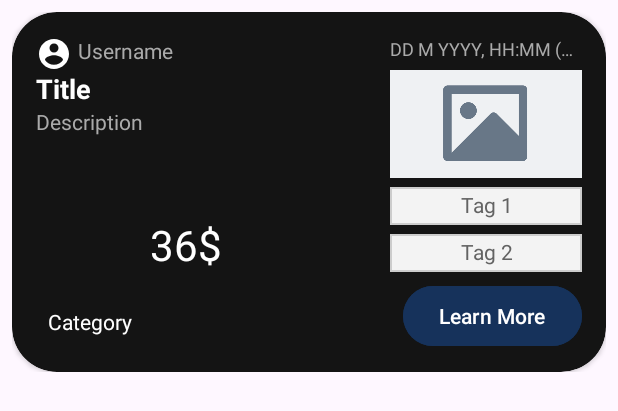
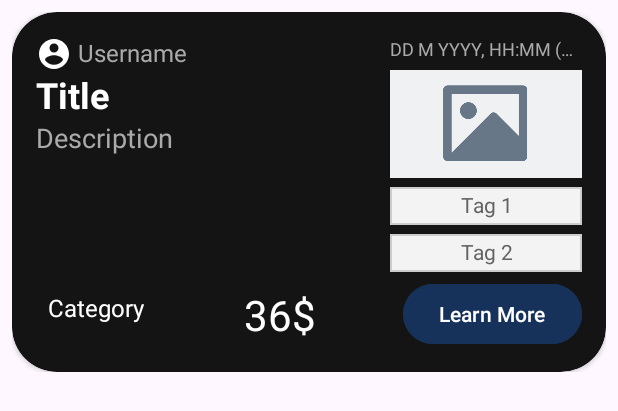
Before and after one commit to HachemJ/Taskify, an Android app: the layout post_item.xml on its own in the app's theme, with its tools: preview values and no code run, on a phone screen of 412 x 824 dp. Shown: the top 411 px of the screen. Run offline under Robolectric (Android 15) with nearby library versions, the phone set to English and light mode, and no system bars.

Commit message:
Fixes in post item layout

```diff
--- a/app/src/main/res/layout/post_item.xml
+++ b/app/src/main/res/layout/post_item.xml
@@ -99,7 +99,7 @@
                 android:ellipsize="end"
                 android:maxLines="1"
                 android:text="Username"
-                android:textSize="14sp"
+                android:textSize="16sp"
                 android:layout_marginStart="4dp"
                 android:textColor="@android:color/darker_gray"
                 app:layout_constraintStart_toEndOf="@id/profileImageView"
@@ -113,7 +113,7 @@
                 android:maxLines="2"
                 android:text="Title"
                 android:paddingEnd="12dp"
-                android:textSize="18sp"
+                android:textSize="24sp"
                 android:textColor="@color/white"
                 android:textStyle="bold"
                 app:layout_constraintStart_toStartOf="@id/profileImageView"
@@ -125,9 +125,9 @@
                 android:layout_width="200dp"
                 android:layout_height="wrap_content"
                 android:ellipsize="end"
-                android:maxLines="2"
+                android:maxLines="4"
                 android:text="Description"
-                android:textSize="14sp"
+                android:textSize="18sp"
                 android:textColor="@android:color/darker_gray"
                 app:layout_constraintStart_toStartOf="@id/titleTextView"
                 app:layout_constraintTop_toBottomOf="@id/titleTextView" />
@@ -142,9 +142,9 @@
                 android:padding="8dp"
 
                 android:gravity="center"
-                app:layout_constraintStart_toStartOf="@id/descriptionTextView"
-                app:layout_constraintEnd_toEndOf="@id/descriptionTextView"
-                app:layout_constraintTop_toBottomOf="@id/descriptionTextView"
+                app:layout_constraintStart_toEndOf="@id/categoryTextView"
+                app:layout_constraintEnd_toStartOf="@id/learnMoreButton"
+                app:layout_constraintTop_toTopOf="@id/learnMoreButton"
                 app:layout_constraintBottom_toBottomOf="@id/learnMoreButton" />
 
             <Button
@@ -157,16 +157,17 @@
                 android:textColor="@color/white"
                 android:backgroundTint="@color/dark_blue"
                 app:layout_constraintEnd_toEndOf="parent"
-                app:layout_constraintBottom_toBottomOf="parent"
-                app:layout_constraintTop_toBottomOf="@id/tagTest2" />
+                app:layout_constraintBottom_toBottomOf="@id/categoryTextView"
+                app:layout_constraintTop_toTopOf="@id/categoryTextView" />
 
                 <TextView
                     android:id="@+id/categoryTextView"
                     android:layout_width="wrap_content"
                     android:layout_height="wrap_content"
-                    android:textSize="14sp"
+                    android:textSize="16sp"
                     android:textColor="@android:color/white"
                     android:text="Category"
+                    android:layout_marginBottom="8dp"
                     android:padding="8dp"
                     android:gravity="center"
                     app:layout_constraintBottom_toBottomOf="parent"
```
